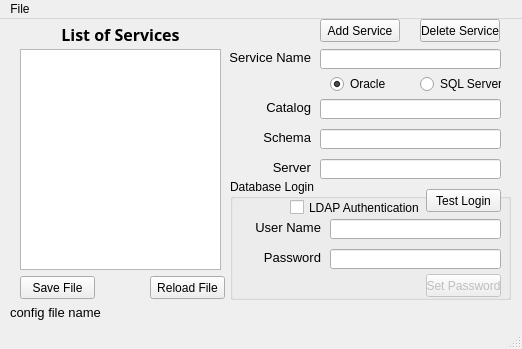
Before: the Qt Designer form ADW_Connections/ADWCWindow.ui in PaulCoward53/ADW, drawn with Qt 5.
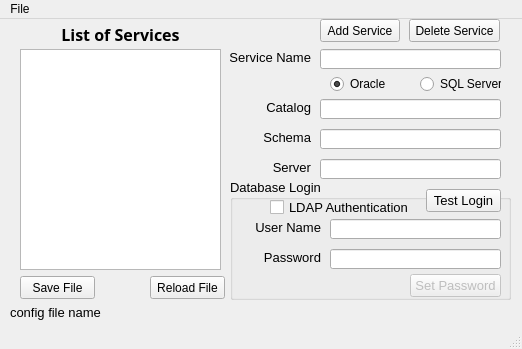
After: the same form once the commit is applied. Icons and pictures are not drawn.

Commit message: Correct Font Issue

```diff
--- a/ADW_Connections/ADWCWindow.ui
+++ b/ADW_Connections/ADWCWindow.ui
@@ -182,6 +182,7 @@
     <property name="font">
      <font>
       <family>Arial</family>
+      <pointsize>10</pointsize>
      </font>
     </property>
     <property name="title">
@@ -190,7 +191,7 @@
     <widget class="QCheckBox" name="cbLDAP">
      <property name="geometry">
       <rect>
-       <x>60</x>
+       <x>40</x>
        <y>20</y>
        <width>141</width>
        <height>17</height>
@@ -296,9 +297,9 @@
      </property>
      <property name="geometry">
       <rect>
-       <x>196</x>
+       <x>180</x>
        <y>95</y>
-       <width>75</width>
+       <width>91</width>
        <height>23</height>
       </rect>
      </property>
@@ -421,15 +422,16 @@
    <widget class="QPushButton" name="btnDeleteService">
     <property name="geometry">
      <rect>
-      <x>420</x>
+      <x>409</x>
       <y>0</y>
-      <width>80</width>
+      <width>91</width>
       <height>23</height>
      </rect>
     </property>
     <property name="font">
      <font>
       <family>Arial</family>
+      <pointsize>9</pointsize>
      </font>
     </property>
     <property name="text">
```
Left out of the diff: 12 changed lines with no effect on the pictures. The commit also changes 1 other file.
